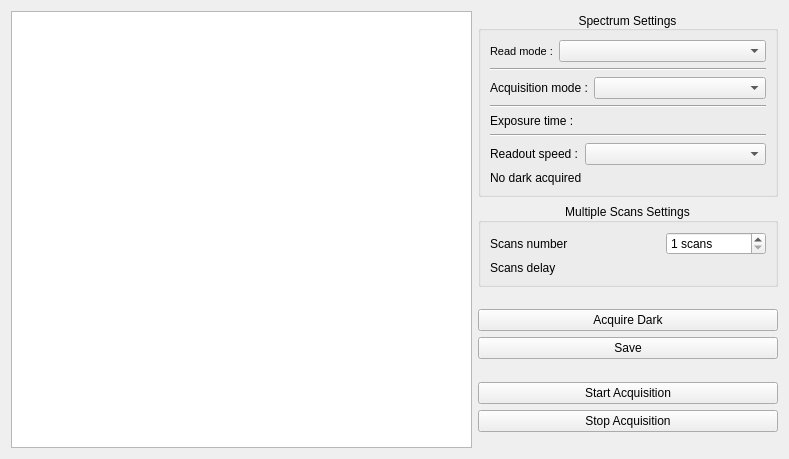
Before: the Qt Designer form gui/spectrometer/ui_spectrum_tab.ui in Ulm-IQO/qudi, drawn with Qt 5.
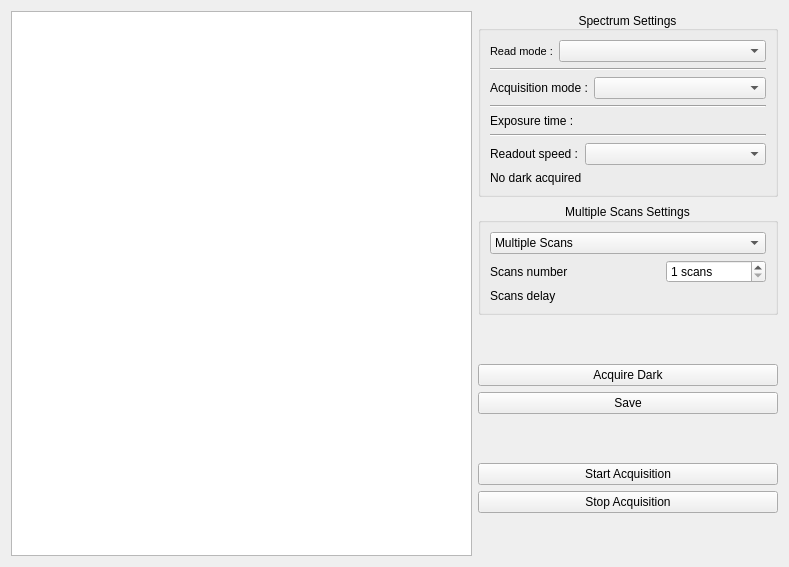
After: the same form once the commit is applied. Custom widgets are drawn as their Qt base class.

What changed in the file:
```diff
--- a/gui/spectrometer/ui_spectrum_tab.ui
+++ b/gui/spectrometer/ui_spectrum_tab.ui
@@ -7,7 +7,7 @@
     <x>0</x>
     <y>0</y>
     <width>789</width>
-    <height>459</height>
+    <height>567</height>
    </rect>
   </property>
   <property name="sizePolicy">
@@ -19,17 +19,11 @@
   <property name="windowTitle">
    <string>Form</string>
   </property>
-  <layout class="QGridLayout" name="gridLayout">
-   <item row="0" column="0">
-    <layout class="QGridLayout" name="gridLayout_9">
-     <item row="0" column="0">
-      <layout class="QVBoxLayout" name="verticalLayout_9">
+  <layout class="QHBoxLayout" name="horizontalLayout_4">
        <item>
         <widget class="PlotWidget" name="graph"/>
        </item>
-      </layout>
-     </item>
-     <item row="0" column="1">
+   <item>
       <layout class="QVBoxLayout" name="verticalLayout_2">
        <item>
         <widget class="QGroupBox" name="spectrum_settings">
@@ -177,6 +171,25 @@
           <property name="topMargin">
            <number>9</number>
           </property>
+        <item>
+         <widget class="QComboBox" name="multipe_scan_mode">
+          <item>
+           <property name="text">
+            <string>Multiple Scans</string>
+           </property>
+          </item>
+          <item>
+           <property name="text">
+            <string>Scan Median</string>
+           </property>
+          </item>
+          <item>
+           <property name="text">
+            <string>Scan Average</string>
+           </property>
+          </item>
+         </widget>
+        </item>
           <item>
            <layout class="QHBoxLayout" name="scan_number">
             <item>
@@ -201,7 +214,7 @@
                <number>1</number>
               </property>
               <property name="maximum">
-               <number>50</number>
+             <number>1000</number>
               </property>
              </widget>
             </item>
@@ -311,8 +324,6 @@
           </size>
          </property>
         </spacer>
-       </item>
-      </layout>
      </item>
     </layout>
    </item>
```
Lines whose indentation alone changed are shown as unchanged.
